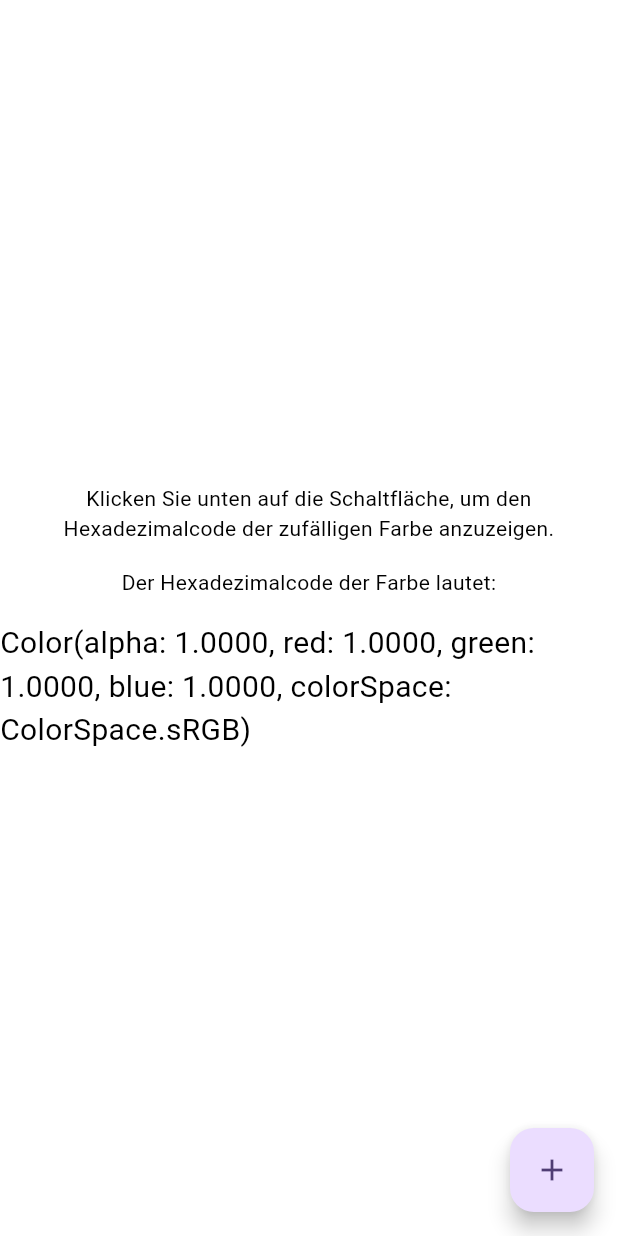
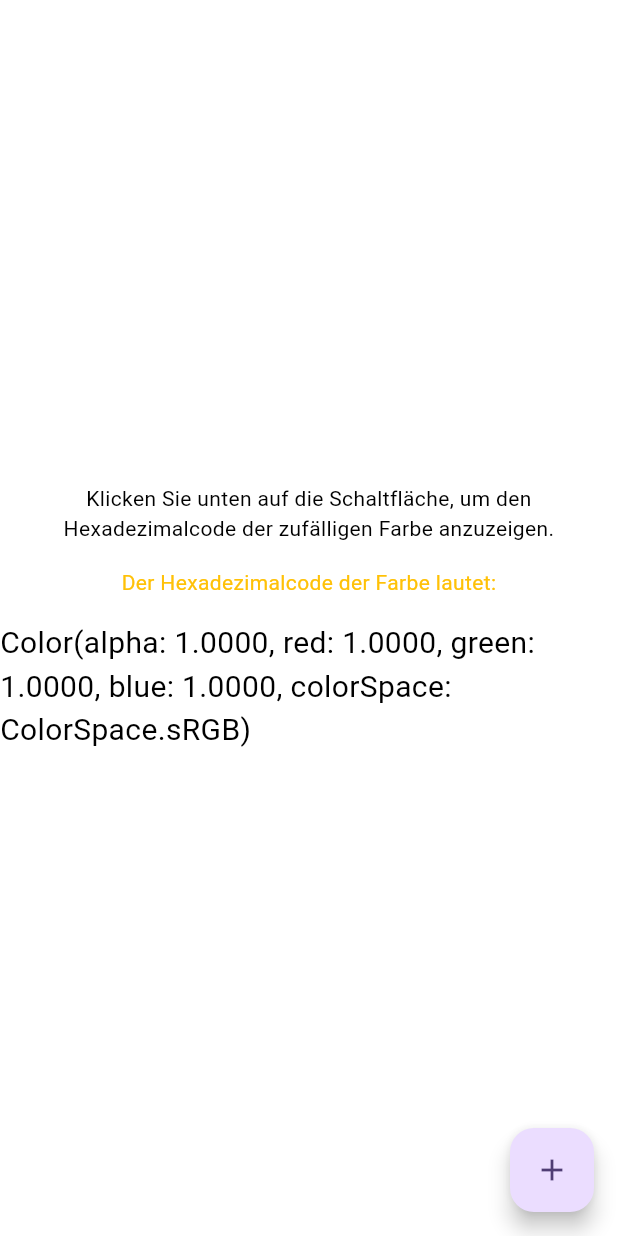
Before and after one commit to gracialukelo/HexerColor, a Flutter app: the screen it shows after launch, on a phone screen of 412 x 824 dp. Run offline on Flutter 3.47's test engine with Material 2 defaults, Android fonts, the phone set to English and light mode, and no system bars.

Commit message:
Color changed to amber

```diff
--- a/lib/main.dart
+++ b/lib/main.dart
@@ -73,22 +73,22 @@ class _MyHomePageState extends State<MyHomePage> {
         child: Column(
           mainAxisAlignment: MainAxisAlignment.center,
           children: <Widget>[
-            Text(
+            const Text(
               "Klicken Sie unten auf die Schaltfläche, um den Hexadezimalcode der zufälligen Farbe anzuzeigen.",
               style: TextStyle(color: Colors.black),
               textAlign: TextAlign.center,
             ),
-            Padding(
-              padding: const EdgeInsets.all(16.0),
+            const Padding(
+              padding: EdgeInsets.all(16.0),
               child: Text(
                 "Der Hexadezimalcode der Farbe lautet:",
-                style: TextStyle(color: Colors.black),
+                style: TextStyle(color: Colors.amber),
                 textAlign: TextAlign.center,
               ),
             ),
             Text(
               backgroundColor.toString(),
-              style: TextStyle(color: Colors.black, fontSize: 20),
+              style: const TextStyle(color: Colors.black, fontSize: 20),
             ),
           ],
         ),
@@ -98,7 +98,7 @@ class _MyHomePageState extends State<MyHomePage> {
           changeColors();
         },
         tooltip: 'Ändern',
-        child: Icon(Icons.add),
+        child: const Icon(Icons.add),
       ),
     );
   }
```
